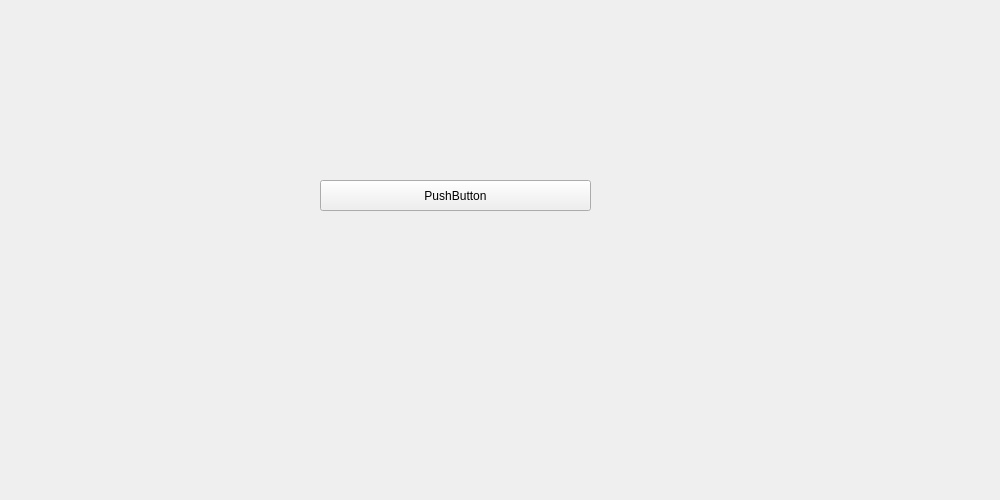
Above: PenTestPocket/PenTestPocket.ui from zachA214/Adelson_Senior_Capstone before the change. Below: the same form after it.
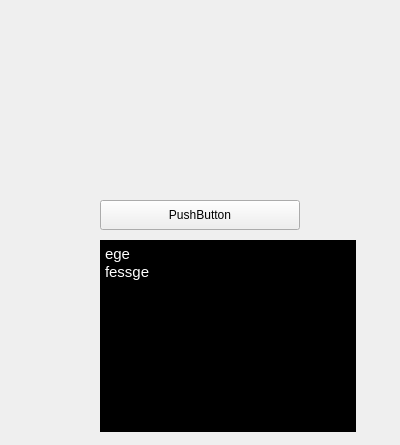
That is the form after the change. Icons and pictures are not drawn.

Commit message: experimenting with layout functionality

```diff
--- a/PenTestPocket/PenTestPocket.ui
+++ b/PenTestPocket/PenTestPocket.ui
@@ -9,8 +9,8 @@
    <rect>
     <x>0</x>
     <y>0</y>
-    <width>1000</width>
-    <height>500</height>
+    <width>400</width>
+    <height>445</height>
    </rect>
   </property>
   <property name="minimumSize">
@@ -35,9 +35,15 @@
   <property name="whatsThis">
    <string/>
   </property>
+  <property name="autoFillBackground">
+   <bool>false</bool>
+  </property>
   <property name="documentMode">
    <bool>false</bool>
   </property>
+  <property name="tabShape">
+   <enum>QTabWidget::Rounded</enum>
+  </property>
   <widget class="QWidget" name="centralwidget">
    <property name="cursor">
     <cursorShape>ArrowCursor</cursorShape>
@@ -45,10 +51,10 @@
    <widget class="QPushButton" name="pushButton">
     <property name="geometry">
      <rect>
-      <x>320</x>
-      <y>180</y>
-      <width>271</width>
-      <height>31</height>
+      <x>100</x>
+      <y>200</y>
+      <width>200</width>
+      <height>30</height>
      </rect>
     </property>
     <property name="cursor">
@@ -61,6 +67,28 @@
      <string>PushButton</string>
     </property>
    </widget>
+   <widget class="QTextBrowser" name="textBrowser">
+    <property name="geometry">
+     <rect>
+      <x>100</x>
+      <y>240</y>
+      <width>256</width>
+      <height>192</height>
+     </rect>
+    </property>
+    <property name="styleSheet">
+     <string notr="true">color: rgb(255, 255, 255);
+background-color: rgb(0, 0, 0);</string>
+    </property>
+    <property name="html">
+     <string>&lt;!DOCTYPE HTML PUBLIC &quot;-//W3C//DTD HTML 4.0//EN&quot; &quot;http://www.w3.org/TR/REC-html40/strict.dtd&quot;&gt;
+&lt;html&gt;&lt;head&gt;&lt;meta name=&quot;qrichtext&quot; content=&quot;1&quot; /&gt;&lt;style type=&quot;text/css&quot;&gt;
+p, li { white-space: pre-wrap; }
+&lt;/style&gt;&lt;/head&gt;&lt;body style=&quot; font-family:'Cantarell'; font-size:11pt; font-weight:400; font-style:normal;&quot;&gt;
+&lt;p style=&quot; margin-top:0px; margin-bottom:0px; margin-left:0px; margin-right:0px; -qt-block-indent:0; text-indent:0px;&quot;&gt;ege&lt;/p&gt;
+&lt;p style=&quot; margin-top:0px; margin-bottom:0px; margin-left:0px; margin-right:0px; -qt-block-indent:0; text-indent:0px;&quot;&gt;fessge&lt;/p&gt;&lt;/body&gt;&lt;/html&gt;</string>
+    </property>
+   </widget>
   </widget>
   <action name="actiontest2">
    <property name="text">
```
The commit also changes 1 other file.
